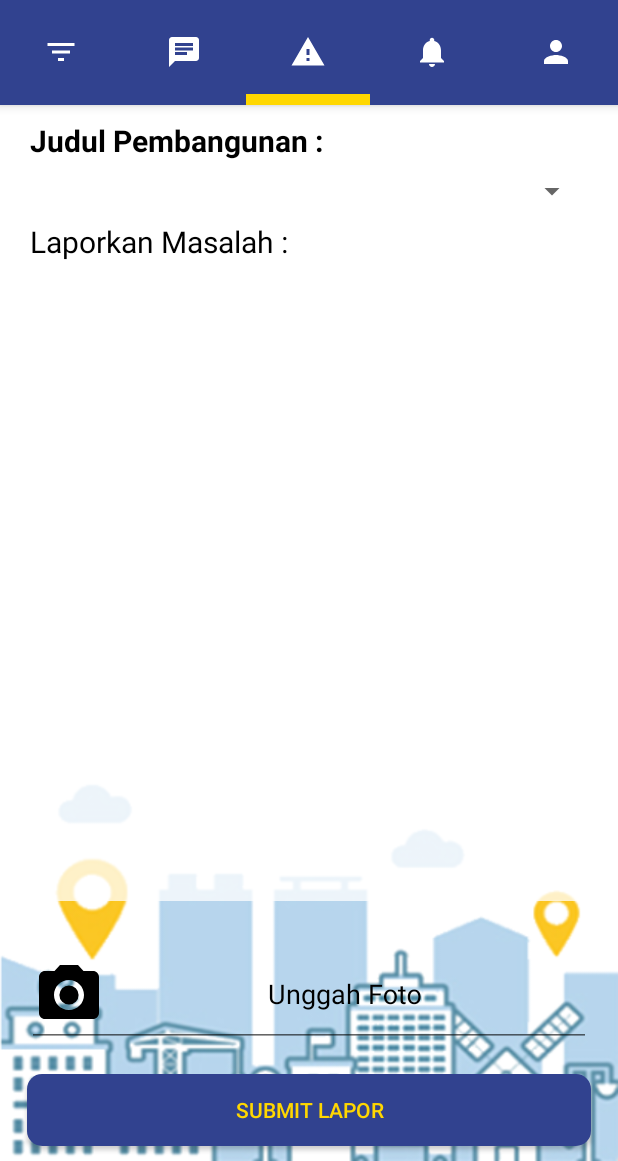
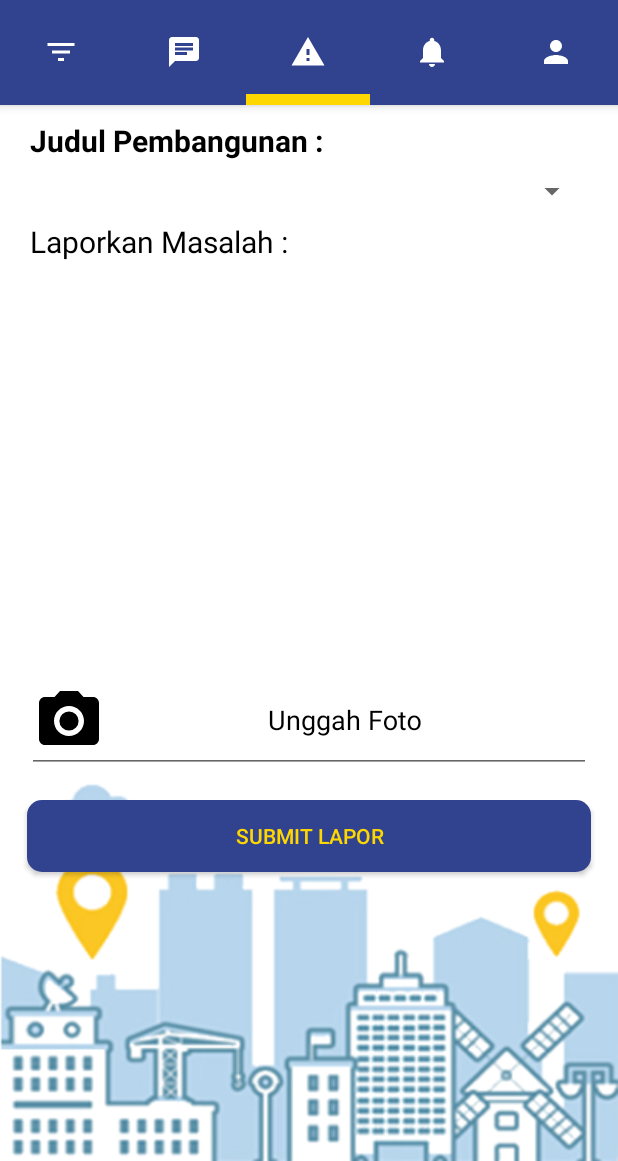
Before and after one commit to zulfikar-ditya/android-smart-village, an Android app: the ListFragment screen opened directly, with no data from a screen before it, tab 3 chosen, on a phone screen of 412 x 824 dp, the part 75-1236 px from its top. Run offline under Robolectric (Android 15) with nearby library versions, the light colour scheme and no system bars.

Commit message:
progres lapor

```diff
--- a/app/src/main/java/com/example/user/smartvillage/Adapter/DataPembangunanAdapter.java
+++ b/app/src/main/java/com/example/user/smartvillage/Adapter/DataPembangunanAdapter.java
@@ -2,6 +2,7 @@ package com.example.user.smartvillage.Adapter;
 
 import android.content.Context;
 import android.support.v7.widget.RecyclerView;
+import android.util.Log;
 import android.view.LayoutInflater;
 import android.view.View;
 import android.view.ViewGroup;
@@ -53,7 +54,7 @@ public class DataPembangunanAdapter extends RecyclerView.Adapter<DataPembangunan
         partbulan2[1]=pemisahbulan(partbulan2[1]);
         holder.tvUpdatePembangunan.setText(partbulan2[2]+" "+partbulan2[1]+" "+partbulan2[0]);
         holder.tvProsentase.setText(String.valueOf(list_data_pembangunan.getData().get(position).getProsentase())+"%");
-
+        Log.d("gambar", "onBindViewHolder: "+AppConfig.URL_PICTURE+list_data_pembangunan.getData().get(position).getFoto());
         Glide.with(mContext)
                 .load(AppConfig.URL_PICTURE+list_data_pembangunan.getData().get(position).getFoto())
                 .centerCrop()
--- a/app/src/main/java/com/example/user/smartvillage/Controller/AppConfig.java
+++ b/app/src/main/java/com/example/user/smartvillage/Controller/AppConfig.java
@@ -5,6 +5,6 @@ public class AppConfig {
     public static final String URL_REGISTER = ROOT_URL + "auth/register";
     public static final String URL_LOGIN= ROOT_URL + "auth/login";
     public static final String URL_GET_DATA_PEMBANGGUNAN= ROOT_URL + "pembangunan";
-    public static final String URL_PICTURE = "http://192.168.43.84/smartvillage/backend/";
+    public static final String URL_PICTURE = "http://159.89.194.1/smartvillage/backend/";
 
 }
--- a/app/src/main/res/layout/fragment_lapor.xml
+++ b/app/src/main/res/layout/fragment_lapor.xml
@@ -6,6 +6,10 @@
     android:orientation="vertical"
     android:background="@drawable/template"
     tools:context="com.example.user.smartvillage.Activity.dashboard_user.lapor.LaporFragment">
+
+<ScrollView
+    android:layout_width="match_parent"
+    android:layout_height="wrap_content">
 
     <LinearLayout
         android:layout_width="match_parent"
@@ -59,7 +63,7 @@
             android:gravity="top"
             android:background="#BFFFFFFF"
             android:inputType="text"
-            android:minHeight="70dp" />
+            android:minHeight="225dp" />
 
         <android.support.design.widget.TextInputLayout
             android:layout_width="match_parent"
@@ -93,4 +97,5 @@
 
     </LinearLayout>
 
+    </ScrollView>
 </LinearLayout>
--- a/app/src/main/res/layout/fragment_profile.xml
+++ b/app/src/main/res/layout/fragment_profile.xml
@@ -17,7 +17,7 @@
             android:id="@+id/profile"
             android:layout_width="200dp"
             android:layout_height="220dp"
-            android:src="@drawable/ic_account"
+            android:src="@drawable/profile"
             android:paddingTop="20dp"
             app:layout_constraintRight_toRightOf="parent"
             app:layout_constraintLeft_toLeftOf="parent"/>
@@ -28,7 +28,7 @@
             android:src="@drawable/ic_camera"
             app:layout_constraintBottom_toBottomOf="@id/profile"
             app:layout_constraintRight_toRightOf="@id/profile"
-            android:padding="32dp"/>
+            android:padding="24dp"/>
 
     </android.support.constraint.ConstraintLayout>
 
```
Also changed, not shown: app/src/main/java/com/example/user/smartvillage/Activity/dashboard_user/lapor/LaporFragment.java (+22 -0 lines), app/src/main/java/com/example/user/smartvillage/service/ApiService.java (+5 -5 lines), app/src/main/res/layout/fragment_request.xml (+7 -3 lines), app/src/main/res/drawable/profile.jpg (added).
